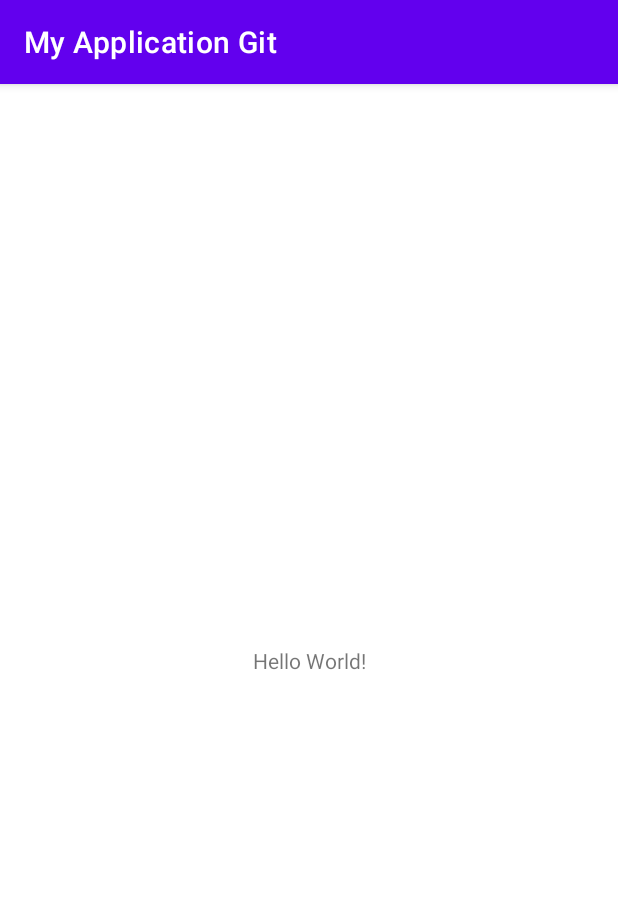
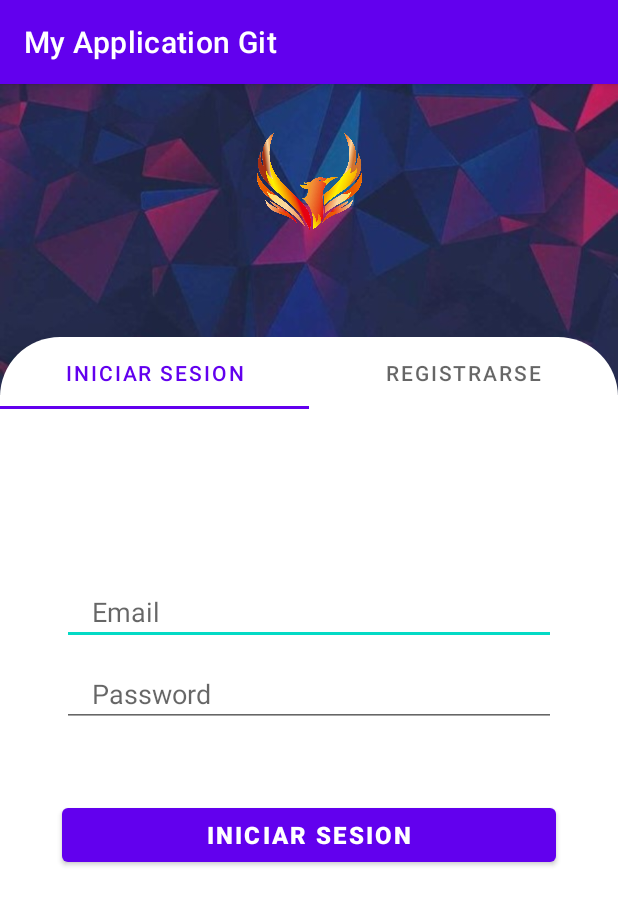
Before and after one commit to Guts32/MApplicationGit, an Android app: the screen it shows after launch (MainActivity before the commit, LoginActivity after it), on a phone screen of 412 x 824 dp. Shown: the top 905 px of the screen. Run offline under Robolectric (Android 15) with nearby library versions, the phone set to English and light mode, and no system bars.

Commit message:
Agregar Activty Login

```diff
--- a/app/build.gradle
+++ b/app/build.gradle
@@ -33,6 +33,7 @@ dependencies {
     implementation 'androidx.appcompat:appcompat:1.2.0'
     implementation 'com.google.android.material:material:1.2.1'
     implementation 'androidx.constraintlayout:constraintlayout:2.0.4'
+    implementation 'androidx.legacy:legacy-support-v4:1.0.0'
     testImplementation 'junit:junit:4.+'
     androidTestImplementation 'androidx.test.ext:junit:1.1.2'
     androidTestImplementation 'androidx.test.espresso:espresso-core:3.3.0'
--- a/app/src/main/AndroidManifest.xml
+++ b/app/src/main/AndroidManifest.xml
@@ -9,14 +9,16 @@
         android:roundIcon="@mipmap/ic_launcher_round"
         android:supportsRtl="true"
         android:theme="@style/Theme.MyApplicationGit">
-        <activity android:name=".LoginActivity"></activity>
-        <activity android:name=".MainActivity">
+        <activity android:name=".LoginActivity">
             <intent-filter>
                 <action android:name="android.intent.action.MAIN" />
 
                 <category android:name="android.intent.category.LAUNCHER" />
             </intent-filter>
         </activity>
+        <activity android:name=".MainActivity">
+
+        </activity>
     </application>
 
 </manifest>
--- a/app/src/main/java/com/myapp/myapplicationgit/LoginActivity.java
+++ b/app/src/main/java/com/myapp/myapplicationgit/LoginActivity.java
@@ -1,14 +1,32 @@
 package com.myapp.myapplicationgit;
 
 import androidx.appcompat.app.AppCompatActivity;
+import androidx.viewpager.widget.ViewPager;
 
 import android.os.Bundle;
 
+import com.google.android.material.tabs.TabLayout;
+
 public class LoginActivity extends AppCompatActivity {
+
+    TabLayout tabLayout;
+    ViewPager viewPager;
 
     @Override
     protected void onCreate(Bundle savedInstanceState) {
         super.onCreate(savedInstanceState);
         setContentView(R.layout.activity_login);
+
+        tabLayout = findViewById(R.id.tap_layout);
+        viewPager = findViewById(R.id.view_pager);
+
+        tabLayout.addTab(tabLayout.newTab().setText("Iniciar Sesion"));
+        tabLayout.addTab(tabLayout.newTab().setText("Registrarse"));
+        tabLayout.setTabGravity(TabLayout.GRAVITY_FILL);
+
+        final LoginAdapter adapter = new LoginAdapter(getSupportFragmentManager(),this,tabLayout.getTabCount());
+        viewPager.setAdapter(adapter);
+
+        viewPager.addOnPageChangeListener(new TabLayout.TabLayoutOnPageChangeListener(tabLayout));
     }
 }
--- /dev/null
+++ b/app/src/main/java/com/myapp/myapplicationgit/LoginAdapter.java
@@ -0,0 +1,39 @@
+package com.myapp.myapplicationgit;
+
+import android.content.Context;
+
+import androidx.fragment.app.Fragment;
+import androidx.fragment.app.FragmentManager;
+import androidx.fragment.app.FragmentPagerAdapter;
+
+import java.security.spec.PSSParameterSpec;
+
+public class LoginAdapter extends FragmentPagerAdapter {
+
+    private Context context;
+    int totalTabs;
+
+    public LoginAdapter(FragmentManager fm, Context context, int totalTabs){
+        super(fm);
+        this.context = context;
+        this.totalTabs = totalTabs;
+    }
+
+    public Fragment getItem(int Position){
+        switch (Position){
+            case 0:
+                Login_Tap_Fragment login_tap_fragment = new Login_Tap_Fragment();
+                return login_tap_fragment;
+            case 1:
+                SingUp_Tap_Fragment singUp_tap_fragment = new SingUp_Tap_Fragment();
+                return singUp_tap_fragment;
+            default:
+                return null;
+        }
+    }
+
+    @Override
+    public int getCount() {
+        return totalTabs;
+    }
+}
--- /dev/null
+++ b/app/src/main/java/com/myapp/myapplicationgit/Login_Tap_Fragment.java
@@ -0,0 +1,64 @@
+package com.myapp.myapplicationgit;
+
+import android.os.Bundle;
+
+import androidx.fragment.app.Fragment;
+
+import android.view.LayoutInflater;
+import android.view.View;
+import android.view.ViewGroup;
+
+/**
+ * A simple {@link Fragment} subclass.
+ * Use the {@link Login_Tap_Fragment#newInstance} factory method to
+ * create an instance of this fragment.
+ */
+public class Login_Tap_Fragment extends Fragment {
+
+    // TODO: Rename parameter arguments, choose names that match
+    // the fragment initialization parameters, e.g. ARG_ITEM_NUMBER
+    private static final String ARG_PARAM1 = "param1";
+    private static final String ARG_PARAM2 = "param2";
+
+    // TODO: Rename and change types of parameters
+    private String mParam1;
+    private String mParam2;
+
+    public Login_Tap_Fragment() {
+        // Required empty public constructor
+    }
+
+    /**
+     * Use this factory method to create a new instance of
+     * this fragment using the provided parameters.
+     *
+     * @param param1 Parameter 1.
+     * @param param2 Parameter 2.
+     * @return A new instance of fragment Login_Tap_Fragment.
+     */
+    // TODO: Rename and change types and number of parameters
+    public static Login_Tap_Fragment newInstance(String param1, String param2) {
+        Login_Tap_Fragment fragment = new Login_Tap_Fragment();
+        Bundle args = new Bundle();
+        args.putString(ARG_PARAM1, param1);
+        args.putString(ARG_PARAM2, param2);
+        fragment.setArguments(args);
+        return fragment;
+    }
+
+    @Override
+    public void onCreate(Bundle savedInstanceState) {
+        super.onCreate(savedInstanceState);
+        if (getArguments() != null) {
+            mParam1 = getArguments().getString(ARG_PARAM1);
+            mParam2 = getArguments().getString(ARG_PARAM2);
+        }
+    }
+
+    @Override
+    public View onCreateView(LayoutInflater inflater, ViewGroup container,
+                             Bundle savedInstanceState) {
+        // Inflate the layout for this fragment
+        return inflater.inflate(R.layout.fragment_login__tap_, container, false);
+    }
+}
--- /dev/null
+++ b/app/src/main/java/com/myapp/myapplicationgit/SingUp_Tap_Fragment.java
@@ -0,0 +1,64 @@
+package com.myapp.myapplicationgit;
+
+import android.os.Bundle;
+
+import androidx.fragment.app.Fragment;
+
+import android.view.LayoutInflater;
+import android.view.View;
+import android.view.ViewGroup;
+
+/**
+ * A simple {@link Fragment} subclass.
+ * Use the {@link SingUp_Tap_Fragment#newInstance} factory method to
+ * create an instance of this fragment.
+ */
+public class SingUp_Tap_Fragment extends Fragment {
+
+    // TODO: Rename parameter arguments, choose names that match
+    // the fragment initialization parameters, e.g. ARG_ITEM_NUMBER
+    private static final String ARG_PARAM1 = "param1";
+    private static final String ARG_PARAM2 = "param2";
+
+    // TODO: Rename and change types of parameters
+    private String mParam1;
+    private String mParam2;
+
+    public SingUp_Tap_Fragment() {
+        // Required empty public constructor
+    }
+
+    /**
+     * Use this factory method to create a new instance of
+     * this fragment using the provided parameters.
+     *
+     * @param param1 Parameter 1.
+     * @param param2 Parameter 2.
+     * @return A new instance of fragment SingUp_Tap_Fragment.
+     */
+    // TODO: Rename and change types and number of parameters
+    public static SingUp_Tap_Fragment newInstance(String param1, String param2) {
+        SingUp_Tap_Fragment fragment = new SingUp_Tap_Fragment();
+        Bundle args = new Bundle();
+        args.putString(ARG_PARAM1, param1);
+        args.putString(ARG_PARAM2, param2);
+        fragment.setArguments(args);
+        return fragment;
+    }
+
+    @Override
+    public void onCreate(Bundle savedInstanceState) {
+        super.onCreate(savedInstanceState);
+        if (getArguments() != null) {
+            mParam1 = getArguments().getString(ARG_PARAM1);
+            mParam2 = getArguments().getString(ARG_PARAM2);
+        }
+    }
+
+    @Override
+    public View onCreateView(LayoutInflater inflater, ViewGroup container,
+                             Bundle savedInstanceState) {
+        // Inflate the layout for this fragment
+        return inflater.inflate(R.layout.fragment_sing_up__tap_, container, false);
+    }
+}
--- /dev/null
+++ b/app/src/main/res/drawable/view_bg.xml
@@ -0,0 +1,7 @@
+<?xml version="1.0" encoding="utf-8"?>
+<shape xmlns:android="http://schemas.android.com/apk/res/android"
+    android:shape="rectangle">
+        <solid android:color="@color/white"/>
+
+    <corners android:topRightRadius="40dp" android:topLeftRadius="40dp"/>
+</shape>
--- a/app/src/main/res/layout/activity_login.xml
+++ b/app/src/main/res/layout/activity_login.xml
@@ -6,4 +6,63 @@
     android:layout_height="match_parent"
     tools:context=".LoginActivity">
 
+    <ImageView
+        android:id="@+id/imageView2"
+        android:layout_width="wrap_content"
+        android:layout_height="0dp"
+        android:background="@drawable/fondo"
+        android:scaleType="centerCrop"
+        app:layout_constraintBottom_toBottomOf="parent"
+        app:layout_constraintEnd_toEndOf="parent"
+        app:layout_constraintHeight_percent="0.27"
+        app:layout_constraintStart_toStartOf="parent"
+        app:layout_constraintTop_toTopOf="parent"
+        app:layout_constraintVertical_bias="0" />
+
+    <androidx.constraintlayout.widget.ConstraintLayout
+        android:id="@+id/constraintLayout"
+        android:layout_width="match_parent"
+        android:layout_height="0dp"
+        app:layout_constraintBottom_toBottomOf="parent"
+        app:layout_constraintEnd_toEndOf="parent"
+        app:layout_constraintHeight_percent="0.78"
+        app:layout_constraintStart_toStartOf="parent"
+        app:layout_constraintTop_toTopOf="parent"
+        app:layout_constraintVertical_bias="1">
+
+        <androidx.viewpager.widget.ViewPager
+            android:id="@+id/view_pager"
+            android:layout_width="match_parent"
+            android:layout_height="0dp"
+            app:layout_constraintBottom_toBottomOf="parent"
+            app:layout_constraintEnd_toEndOf="parent"
+            app:layout_constraintHeight_percent="0.7"
+            app:layout_constraintStart_toStartOf="parent"
+            app:layout_constraintTop_toBottomOf="@+id/tap_layout"
+            app:layout_constraintVertical_bias="0" />
+
+        <com.google.android.material.tabs.TabLayout
+            android:id="@+id/tap_layout"
+            android:layout_width="match_parent"
+            android:layout_height="wrap_content"
+            app:layout_constraintBottom_toBottomOf="parent"
+            app:layout_constraintEnd_toEndOf="parent"
+            app:layout_constraintStart_toStartOf="parent"
+            app:layout_constraintTop_toTopOf="parent"
+            app:layout_constraintVertical_bias="0"
+            android:background="@drawable/view_bg"/>
+
+    </androidx.constraintlayout.widget.ConstraintLayout>
+
+    <ImageView
+        android:layout_width="70dp"
+        android:layout_height="70dp"
+        android:src="@drawable/logo"
+        app:layout_constraintVertical_bias="0.3"
+        app:layout_constraintBottom_toTopOf="@+id/constraintLayout"
+        app:layout_constraintEnd_toEndOf="parent"
+        app:layout_constraintStart_toStartOf="parent"
+        app:layout_constraintTop_toTopOf="@+id/imageView2" />
+
+
 </androidx.constraintlayout.widget.ConstraintLayout>
--- /dev/null
+++ b/app/src/main/res/layout/fragment_login__tap_.xml
@@ -0,0 +1,56 @@
+<?xml version="1.0" encoding="utf-8"?>
+<androidx.constraintlayout.widget.ConstraintLayout xmlns:android="http://schemas.android.com/apk/res/android"
+    xmlns:app="http://schemas.android.com/apk/res-auto"
+    xmlns:tools="http://schemas.android.com/tools"
+    android:layout_width="match_parent"
+    android:layout_height="match_parent"
+    tools:context=".Login_Tap_Fragment">
+
+    <!-- TODO: Update blank fragment layout -->
+    <EditText
+        android:id="@+id/email"
+        android:layout_width="0dp"
+        android:layout_height="wrap_content"
+        app:layout_constraintWidth_percent="0.8"
+        app:layout_constraintVertical_bias="0.3"
+        app:layout_constraintHorizontal_bias="0.5"
+        android:hint="Email"
+        android:paddingLeft="20dp"
+        android:paddingTop="10dp"
+        android:paddingBottom="10dp"
+        app:layout_constraintBottom_toBottomOf="parent"
+        app:layout_constraintEnd_toEndOf="parent"
+        app:layout_constraintStart_toStartOf="parent"
+        app:layout_constraintTop_toTopOf="parent" />
+
+    <EditText
+        android:id="@+id/password"
+        android:layout_width="0dp"
+        android:layout_height="wrap_content"
+        android:hint="Password"
+        android:paddingLeft="20dp"
+        android:paddingTop="10dp"
+        android:paddingBottom="10dp"
+        app:layout_constraintVertical_bias="0"
+        android:layout_marginTop="10dp"
+        app:layout_constraintBottom_toBottomOf="parent"
+        app:layout_constraintEnd_toEndOf="parent"
+        app:layout_constraintHorizontal_bias="0.5"
+        app:layout_constraintStart_toStartOf="parent"
+        app:layout_constraintTop_toBottomOf="@+id/email"
+        app:layout_constraintWidth_percent="0.8" />
+
+    <Button
+        android:layout_width="0dp"
+        android:layout_height="wrap_content"
+        app:layout_constraintWidth_percent="0.8"
+        app:layout_constraintVertical_bias="0.7"
+        android:text="Iniciar Sesion"
+        android:textSize="16sp"
+        android:textStyle="bold"
+        app:layout_constraintBottom_toBottomOf="parent"
+        app:layout_constraintEnd_toEndOf="parent"
+        app:layout_constraintStart_toStartOf="parent"
+        app:layout_constraintTop_toTopOf="parent"  />
+
+</androidx.constraintlayout.widget.ConstraintLayout>
--- a/app/src/main/res/values/strings.xml
+++ b/app/src/main/res/values/strings.xml
@@ -1,3 +1,5 @@
 <resources>
     <string name="app_name">My Application Git</string>
+    <!-- TODO: Remove or change this placeholder text -->
+    <string name="hello_blank_fragment">Hello blank fragment</string>
 </resources>
```
Also changed, not shown: app/src/main/res/layout/fragment_sing_up__tap_.xml (added, +89 -0 lines), app/src/main/res/drawable-v24/fondo.jpg (added), app/src/main/res/drawable-v24/logo.png (added).
